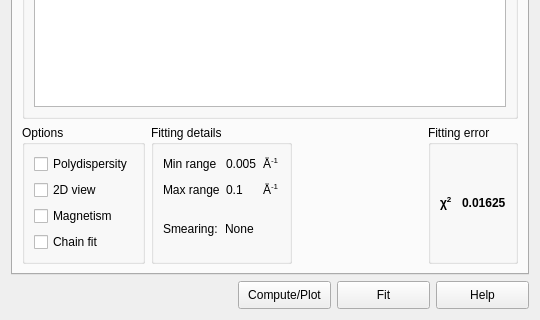
Old version of the form src/sas/qtgui/Perspectives/Fitting/UI/FittingWidgetUI.ui in the repository SasView/sasview; both pictures show x 0 to 540 and y 280 to 600 of the 540 by 600 pixel window.
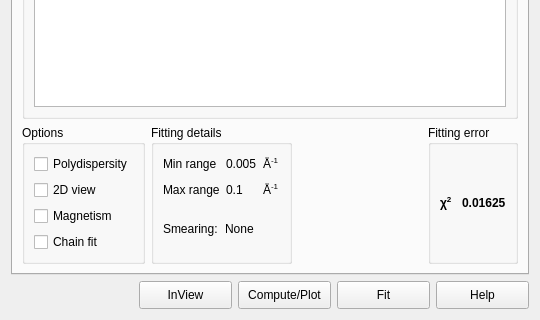
New version of the form.

Commit message: New InView widget was added to interactively change the model that one wish to fit, with sliders.

```diff
--- a/src/sas/qtgui/Perspectives/Fitting/UI/FittingWidgetUI.ui
+++ b/src/sas/qtgui/Perspectives/Fitting/UI/FittingWidgetUI.ui
@@ -41,6 +41,31 @@
        </property>
       </spacer>
      </item>
+     <item>
+      <widget class="QPushButton" name="cmdInView">
+       <property name="enabled">
+        <bool>true</bool>
+       </property>
+       <property name="sizePolicy">
+        <sizepolicy hsizetype="Fixed" vsizetype="Fixed">
+         <horstretch>0</horstretch>
+         <verstretch>0</verstretch>
+        </sizepolicy>
+       </property>
+       <property name="minimumSize">
+        <size>
+         <width>93</width>
+         <height>28</height>
+        </size>
+       </property>
+       <property name="text">
+        <string>InView</string>
+       </property>
+       <property name="checkable">
+        <bool>false</bool>
+       </property>
+      </widget>
+     </item>
      <item>
       <widget class="QPushButton" name="cmdPlot">
        <property name="sizePolicy">
```
Left out of the diff: 7 changed lines with no effect on the pictures. The commit also changes 5 other files.
